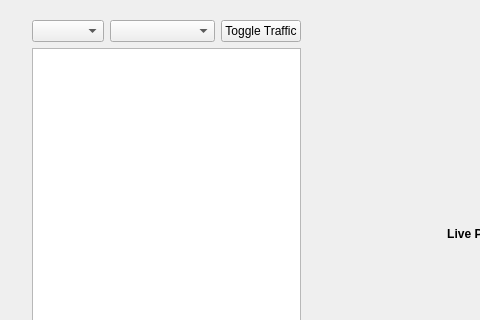
This is UI/MainWindow.ui in 454647/Traffic-Rules-Violation-Detection-System as Qt 5 draws it before an edit; both pictures show x 0 to 480 and y 0 to 320 of the 742 by 480 pixel window. The edited form follows.
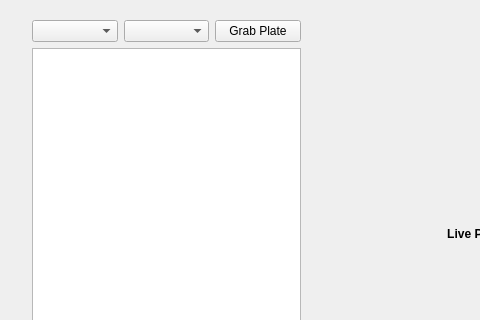
This is the edited form.

Commit message: detect parking car plate

Diff of the .ui file:
```diff
--- a/UI/MainWindow.ui
+++ b/UI/MainWindow.ui
@@ -35,7 +35,7 @@
       <item>
        <layout class="QVBoxLayout" name="verticalLayout">
         <item>
-         <layout class="QHBoxLayout" name="horizontalLayout_2" stretch="2,3,1">
+         <layout class="QHBoxLayout" name="horizontalLayout_2" stretch="0,0,0">
           <item>
            <widget class="QComboBox" name="camera_group"/>
           </item>
@@ -61,7 +61,7 @@
           <item>
            <widget class="QPushButton" name="toggle_traffic">
             <property name="text">
-             <string>Toggle Traffic</string>
+             <string>Grab Plate</string>
             </property>
            </widget>
           </item>
```
Left out of the diff: 2 changed lines with no effect on the pictures. The commit also changes 20 other files.
